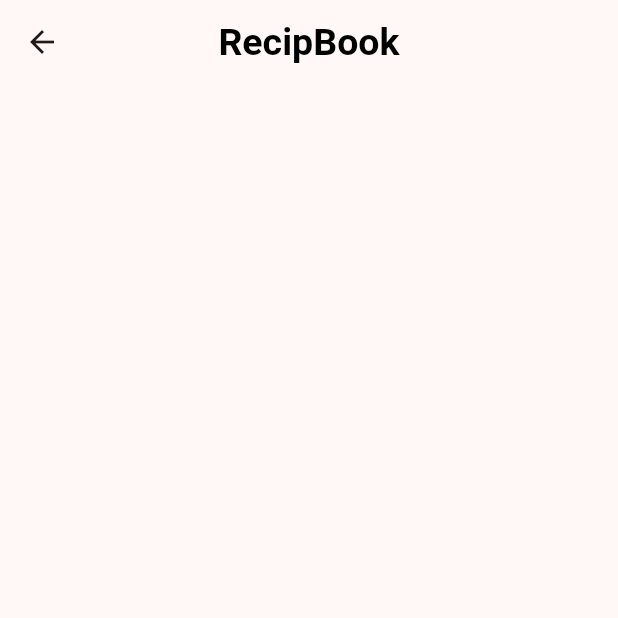
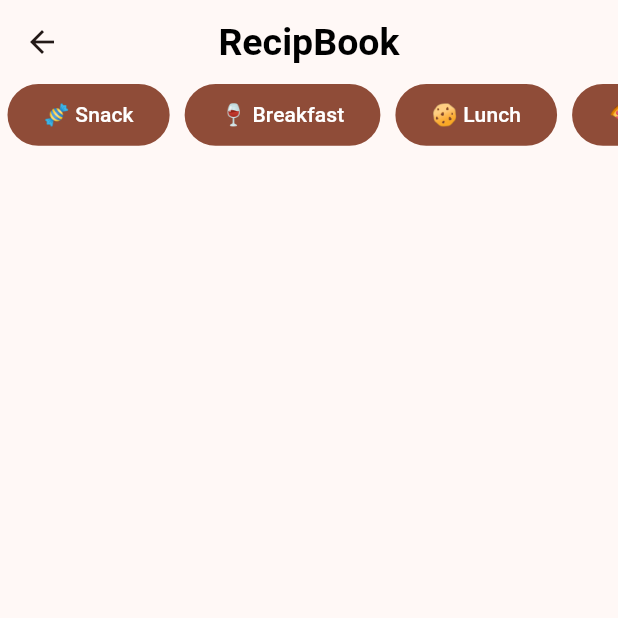
Before and after one commit to JI-Maina/recepies_app, a Flutter app: the HomePage screen opened by its route, on a phone screen of 412 x 824 dp, the top half of it. Run offline on Flutter 3.47's test engine with Material 3 defaults, Android fonts, the phone set to English and light mode, and no system bars; our stand-ins replace dio; missing offline and left inert: status_alert; accounts and stored records are empty.

```diff
--- /dev/null
+++ b/lib/models/recipe.dart
@@ -0,0 +1,112 @@
+class Recipe {
+  int id;
+  String name;
+  List<String> ingredients;
+  List<String> instructions;
+  int prepTimeMinutes;
+  int cookTimeMinutes;
+  int servings;
+  String difficulty;
+  String cuisine;
+  int caloriesPerServing;
+  List<String> tags;
+  int userId;
+  String image;
+  double rating;
+  int reviewCount;
+  List<String> mealType;
+
+  Recipe({
+    required this.id,
+    required this.name,
+    required this.ingredients,
+    required this.instructions,
+    required this.prepTimeMinutes,
+    required this.cookTimeMinutes,
+    required this.servings,
+    required this.difficulty,
+    required this.cuisine,
+    required this.caloriesPerServing,
+    required this.tags,
+    required this.userId,
+    required this.image,
+    required this.rating,
+    required this.reviewCount,
+    required this.mealType,
+  });
+
+  Recipe copyWith({
+    int? id,
+    String? name,
+    List<String>? ingredients,
+    List<String>? instructions,
+    int? prepTimeMinutes,
+    int? cookTimeMinutes,
+    int? servings,
+    String? difficulty,
+    String? cuisine,
+    int? caloriesPerServing,
+    List<String>? tags,
+    int? userId,
+    String? image,
+    double? rating,
+    int? reviewCount,
+    List<String>? mealType,
+  }) =>
+      Recipe(
+        id: id ?? this.id,
+        name: name ?? this.name,
+        ingredients: ingredients ?? this.ingredients,
+        instructions: instructions ?? this.instructions,
+        prepTimeMinutes: prepTimeMinutes ?? this.prepTimeMinutes,
+        cookTimeMinutes: cookTimeMinutes ?? this.cookTimeMinutes,
+        servings: servings ?? this.servings,
+        difficulty: difficulty ?? this.difficulty,
+        cuisine: cuisine ?? this.cuisine,
+        caloriesPerServing: caloriesPerServing ?? this.caloriesPerServing,
+        tags: tags ?? this.tags,
+        userId: userId ?? this.userId,
+        image: image ?? this.image,
+        rating: rating ?? this.rating,
+        reviewCount: reviewCount ?? this.reviewCount,
+        mealType: mealType ?? this.mealType,
+      );
+
+  factory Recipe.fromJson(Map<String, dynamic> json) => Recipe(
+        id: json["id"],
+        name: json["name"],
+        ingredients: List<String>.from(json["ingredients"].map((x) => x)),
+        instructions: List<String>.from(json["instructions"].map((x) => x)),
+        prepTimeMinutes: json["prepTimeMinutes"],
+        cookTimeMinutes: json["cookTimeMinutes"],
+        servings: json["servings"],
+        difficulty: json["difficulty"],
+        cuisine: json["cuisine"],
+        caloriesPerServing: json["caloriesPerServing"],
+        tags: List<String>.from(json["tags"].map((x) => x)),
+        userId: json["userId"],
+        image: json["image"],
+        rating: json["rating"]?.toDouble(),
+        reviewCount: json["reviewCount"],
+        mealType: List<String>.from(json["mealType"].map((x) => x)),
+      );
+
+  Map<String, dynamic> toJson() => {
+        "id": id,
+        "name": name,
+        "ingredients": List<dynamic>.from(ingredients.map((x) => x)),
+        "instructions": List<dynamic>.from(instructions.map((x) => x)),
+        "prepTimeMinutes": prepTimeMinutes,
+        "cookTimeMinutes": cookTimeMinutes,
+        "servings": servings,
+        "difficulty": difficulty,
+        "cuisine": cuisine,
+        "caloriesPerServing": caloriesPerServing,
+        "tags": List<dynamic>.from(tags.map((x) => x)),
+        "userId": userId,
+        "image": image,
+        "rating": rating,
+        "reviewCount": reviewCount,
+        "mealType": List<dynamic>.from(mealType.map((x) => x)),
+      };
+}
--- a/lib/pages/home_page.dart
+++ b/lib/pages/home_page.dart
@@ -15,11 +15,58 @@ class _HomePage extends State<HomePage> {
         title: const Text('RecipBook'),
         centerTitle: true,
       ),
-      body: _buildUI(),
+      body: SafeArea(
+        child: _buildUI(),
+      ),
     );
   }
 
   Widget _buildUI() {
-    return Container();
+    return Container(
+      child: Column(
+        children: [
+          _recipeTypeButtons(),
+        ],
+      ),
+    );
+  }
+
+  Widget _recipeTypeButtons() {
+    return SizedBox(
+      height: MediaQuery.sizeOf(context).height * 0.05,
+      child: ListView(
+        scrollDirection: Axis.horizontal,
+        children: [
+          Padding(
+            padding: const EdgeInsets.symmetric(horizontal: 5.0),
+            child: FilledButton(
+              onPressed: () {},
+              child: const Text('🍬 Snack'),
+            ),
+          ),
+          Padding(
+            padding: const EdgeInsets.symmetric(horizontal: 5.0),
+            child: FilledButton(
+              onPressed: () {},
+              child: const Text('🍷 Breakfast'),
+            ),
+          ),
+          Padding(
+            padding: const EdgeInsets.symmetric(horizontal: 5.0),
+            child: FilledButton(
+              onPressed: () {},
+              child: const Text('🍪 Lunch'),
+            ),
+          ),
+          Padding(
+            padding: const EdgeInsets.symmetric(horizontal: 5.0),
+            child: FilledButton(
+              onPressed: () {},
+              child: const Text('🍕 Dinner'),
+            ),
+          ),
+        ],
+      ),
+    );
   }
 }
--- a/lib/services/auth_service.dart
+++ b/lib/services/auth_service.dart
@@ -22,8 +22,8 @@ class AuthService {
         'password': password,
       });
 
-      if (response!.statusCode == 200 && response.data != null) {
-        user = User.fromJson(response.data);
+      if (response?.statusCode == 200 && response?.data != null) {
+        user = User.fromJson(response!.data);
         HTTPService().setup(bearerToken: user!.token);
         return true;
       }
--- /dev/null
+++ b/lib/services/data_service.dart
@@ -0,0 +1,22 @@
+import 'package:recepies_app/models/recipe.dart';
+import 'package:recepies_app/services/http_service.dart';
+
+class DataService {
+  static final DataService _singleton = DataService._internal();
+
+  final HTTPService _httpService = HTTPService();
+
+  factory DataService() {
+    return _singleton;
+  }
+
+  DataService._internal();
+
+  Future<List<Recipe>?> getRecipes() async {
+    final response = await _httpService.get('/recipes');
+
+    if (response?.statusCode == 200 && response?.data != null) {
+      print(response!.data);
+    }
+  }
+}
--- a/lib/services/http_service.dart
+++ b/lib/services/http_service.dart
@@ -45,5 +45,19 @@ class HTTPService {
     } catch (e) {
       print(e);
     }
+
+    return null;
+  }
+
+  // Get method
+  Future<Response?> get(String path) async {
+    try {
+      final response = await _dio.get(path);
+      return response;
+    } catch (e) {
+      print(e);
+    }
+
+    return null;
   }
 }
```
